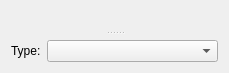
ctigaret/scipyen, file src/scipyen/gui/widgets/dataclasswidgets/cellcompartmentwidget.ui: the form before one commit.
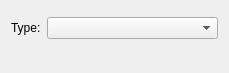
The form after the commit. Custom widgets are drawn as their Qt base class.

Patch:
```diff
--- a/src/scipyen/gui/widgets/dataclasswidgets/cellcompartmentwidget.ui
+++ b/src/scipyen/gui/widgets/dataclasswidgets/cellcompartmentwidget.ui
@@ -15,20 +15,9 @@
   </property>
   <layout class="QGridLayout" name="gridLayout">
    <item row="0" column="0">
-    <widget class="QSplitter" name="splitter">
-     <property name="orientation">
-      <enum>Qt::Orientation::Vertical</enum>
-     </property>
-     <property name="handleWidth">
-      <number>3</number>
-     </property>
-     <widget class="DataExchangeWidget" name="dataExchangeWidget" native="true"/>
-     <widget class="QWidget" name="">
-      <layout class="QVBoxLayout" name="verticalLayout">
-       <item>
         <widget class="NameDescriptionWidget" name="nameDescriptionWidget" native="true"/>
        </item>
-       <item>
+   <item row="1" column="0">
         <layout class="QHBoxLayout" name="horizontalLayout">
          <item>
           <widget class="QLabel" name="label">
@@ -52,7 +41,7 @@
          </item>
         </layout>
        </item>
-       <item>
+   <item row="2" column="0">
         <spacer name="verticalSpacer">
          <property name="orientation">
           <enum>Qt::Orientation::Vertical</enum>
@@ -60,24 +49,14 @@
          <property name="sizeHint" stdset="0">
           <size>
            <width>126</width>
-           <height>13</height>
+       <height>2</height>
           </size>
          </property>
         </spacer>
        </item>
       </layout>
      </widget>
-    </widget>
-   </item>
-  </layout>
- </widget>
  <customwidgets>
-  <customwidget>
-   <class>DataExchangeWidget</class>
-   <extends>QWidget</extends>
-   <header location="global">gui.widgets.dataclasswidgets.dataexchangewidget</header>
-   <container>1</container>
-  </customwidget>
   <customwidget>
    <class>NameDescriptionWidget</class>
    <extends>QWidget</extends>
```
Lines whose indentation alone changed are shown as unchanged.
